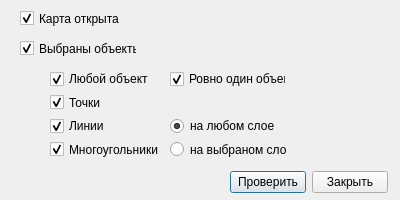
This is agg_checks/ui/dialog.ui in AlexanderGrigoryev/pyqgis as Qt 5 draws it before an edit. The edited form follows.
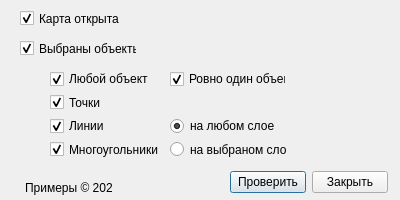
This is the edited form.

```diff
--- a/agg_checks/ui/dialog.ui
+++ b/agg_checks/ui/dialog.ui
@@ -174,6 +174,44 @@
     </item>
    </layout>
   </widget>
+  <widget class="QWidget" name="layoutWidget_2">
+   <property name="geometry">
+    <rect>
+     <x>3</x>
+     <y>179</y>
+     <width>109</width>
+     <height>18</height>
+    </rect>
+   </property>
+   <layout class="QHBoxLayout" name="logoLayout">
+    <item>
+     <widget class="QLabel" name="logo">
+      <property name="minimumSize">
+       <size>
+        <width>16</width>
+        <height>16</height>
+       </size>
+      </property>
+      <property name="maximumSize">
+       <size>
+        <width>16</width>
+        <height>16</height>
+       </size>
+      </property>
+      <property name="text">
+       <string/>
+      </property>
+     </widget>
+    </item>
+    <item>
+     <widget class="QLabel" name="copyright">
+      <property name="text">
+       <string>Примеры © 2020</string>
+      </property>
+     </widget>
+    </item>
+   </layout>
+  </widget>
  </widget>
  <resources/>
  <connections>
```
